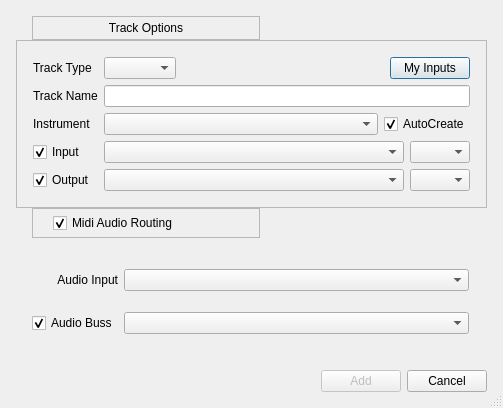
Old version of the form oom/widgets/createtrackbase.ui in the repository ccherrett/oom.
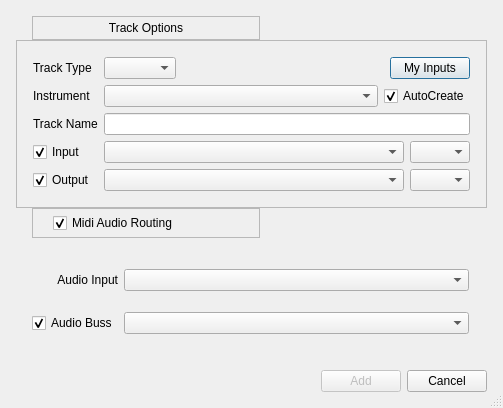
New version of the form.

Commit message: Moved instrument above trackname

Patch:
```diff
--- a/oom/widgets/createtrackbase.ui
+++ b/oom/widgets/createtrackbase.ui
@@ -167,7 +167,7 @@
         </item>
        </layout>
       </item>
-      <item row="1" column="0">
+      <item row="2" column="0">
        <widget class="QLabel" name="lblName">
         <property name="sizePolicy">
          <sizepolicy hsizetype="Preferred" vsizetype="Preferred">
@@ -186,45 +186,8 @@
         </property>
        </widget>
       </item>
-      <item row="1" column="1">
-       <widget class="QLineEdit" name="txtName"/>
-      </item>
-      <item row="2" column="0">
-       <widget class="QLabel" name="lblInstrument">
-        <property name="text">
-         <string>Instrument</string>
-        </property>
-       </widget>
-      </item>
       <item row="2" column="1">
-       <layout class="QHBoxLayout" name="horizontalLayout_2">
-        <item>
-         <widget class="QComboBox" name="cmbInstrument">
-          <property name="sizePolicy">
-           <sizepolicy hsizetype="Expanding" vsizetype="Fixed">
-            <horstretch>0</horstretch>
-            <verstretch>0</verstretch>
-           </sizepolicy>
-          </property>
-          <property name="insertPolicy">
-           <enum>QComboBox::InsertAlphabetically</enum>
-          </property>
-         </widget>
-        </item>
-        <item>
-         <widget class="QCheckBox" name="chkAutoCreate">
-          <property name="toolTip">
-           <string>Auto create MIDI Input and Audio Output ports on Instrument selection</string>
-          </property>
-          <property name="text">
-           <string>AutoCreate</string>
-          </property>
-          <property name="checked">
-           <bool>true</bool>
-          </property>
-         </widget>
-        </item>
-       </layout>
+       <widget class="QLineEdit" name="txtName"/>
       </item>
       <item row="3" column="0">
        <widget class="QCheckBox" name="chkInput">
@@ -315,6 +278,43 @@
         </item>
        </layout>
       </item>
+      <item row="1" column="0">
+       <widget class="QLabel" name="lblInstrument">
+        <property name="text">
+         <string>Instrument</string>
+        </property>
+       </widget>
+      </item>
+      <item row="1" column="1">
+       <layout class="QHBoxLayout" name="horizontalLayout_2">
+        <item>
+         <widget class="QComboBox" name="cmbInstrument">
+          <property name="sizePolicy">
+           <sizepolicy hsizetype="Expanding" vsizetype="Fixed">
+            <horstretch>0</horstretch>
+            <verstretch>0</verstretch>
+           </sizepolicy>
+          </property>
+          <property name="insertPolicy">
+           <enum>QComboBox::InsertAlphabetically</enum>
+          </property>
+         </widget>
+        </item>
+        <item>
+         <widget class="QCheckBox" name="chkAutoCreate">
+          <property name="toolTip">
+           <string>Auto create MIDI Input and Audio Output ports on Instrument selection</string>
+          </property>
+          <property name="text">
+           <string>AutoCreate</string>
+          </property>
+          <property name="checked">
+           <bool>true</bool>
+          </property>
+         </widget>
+        </item>
+       </layout>
+      </item>
      </layout>
     </widget>
    </item>
```
Left out of the diff: 8 changed lines with no effect on the pictures.
